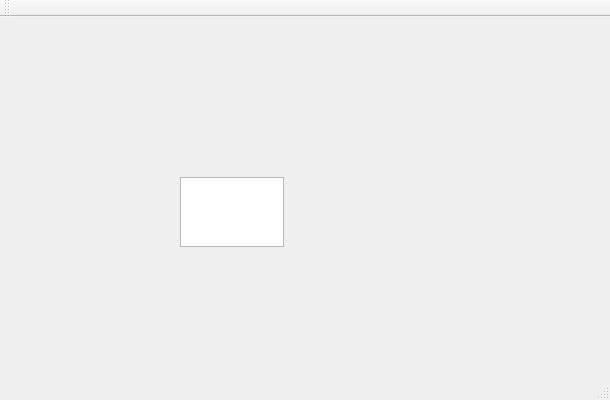
Qt form mainwindow.ui (MFava91/LinQedIn) before a commit.
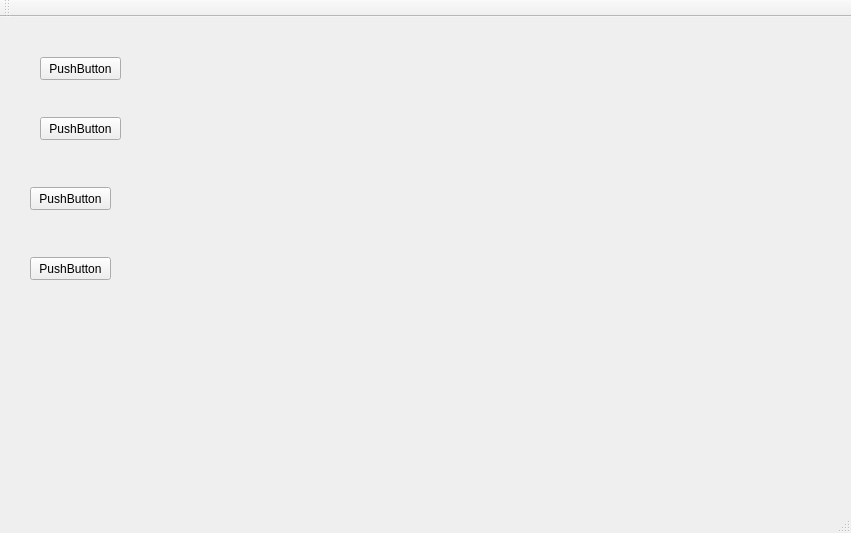
The same form after that commit.

Commit message: update userwindow con la possibilità di nascondere i widget

The edit to the form file:
```diff
--- a/mainwindow.ui
+++ b/mainwindow.ui
@@ -6,22 +6,64 @@
    <rect>
     <x>0</x>
     <y>0</y>
-    <width>610</width>
-    <height>400</height>
+    <width>851</width>
+    <height>533</height>
    </rect>
   </property>
   <property name="windowTitle">
    <string>MainWindow</string>
   </property>
   <widget class="QWidget" name="centralWidget">
-   <widget class="QTextEdit" name="textEdit">
+   <widget class="QPushButton" name="pushButton">
     <property name="geometry">
      <rect>
-      <x>180</x>
-      <y>160</y>
-      <width>104</width>
-      <height>70</height>
+      <x>40</x>
+      <y>40</y>
+      <width>81</width>
+      <height>23</height>
      </rect>
+    </property>
+    <property name="text">
+     <string>PushButton</string>
+    </property>
+   </widget>
+   <widget class="QPushButton" name="pushButton_2">
+    <property name="geometry">
+     <rect>
+      <x>40</x>
+      <y>100</y>
+      <width>81</width>
+      <height>23</height>
+     </rect>
+    </property>
+    <property name="text">
+     <string>PushButton</string>
+    </property>
+   </widget>
+   <widget class="QPushButton" name="pushButton_3">
+    <property name="geometry">
+     <rect>
+      <x>30</x>
+      <y>170</y>
+      <width>81</width>
+      <height>23</height>
+     </rect>
+    </property>
+    <property name="text">
+     <string>PushButton</string>
+    </property>
+   </widget>
+   <widget class="QPushButton" name="pushButton_4">
+    <property name="geometry">
+     <rect>
+      <x>30</x>
+      <y>240</y>
+      <width>81</width>
+      <height>23</height>
+     </rect>
+    </property>
+    <property name="text">
+     <string>PushButton</string>
     </property>
    </widget>
   </widget>
```
Left out of the diff: 2 changed lines with no effect on the pictures. The commit also changes 7 other files.
